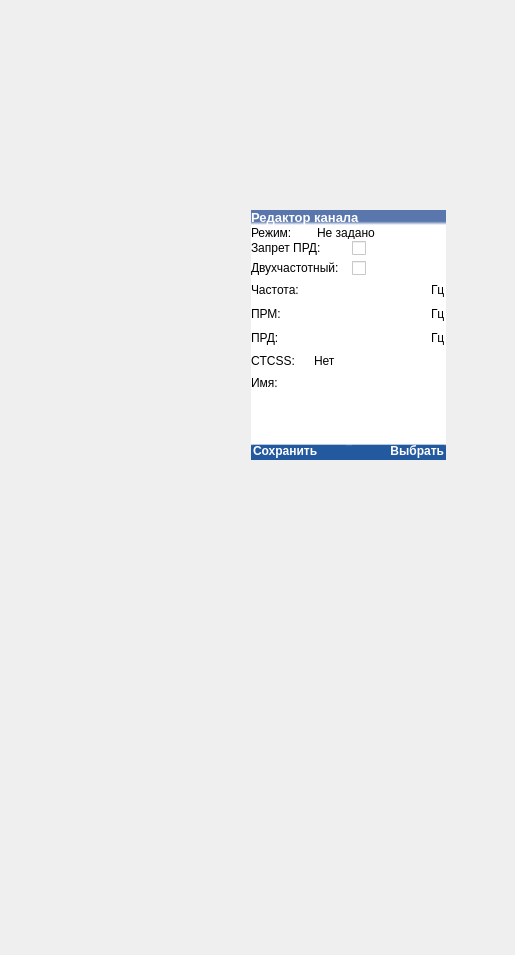
Before: the Qt Designer form mainwindow.ui in COOLIRON2311/azart-p, drawn with Qt 5.
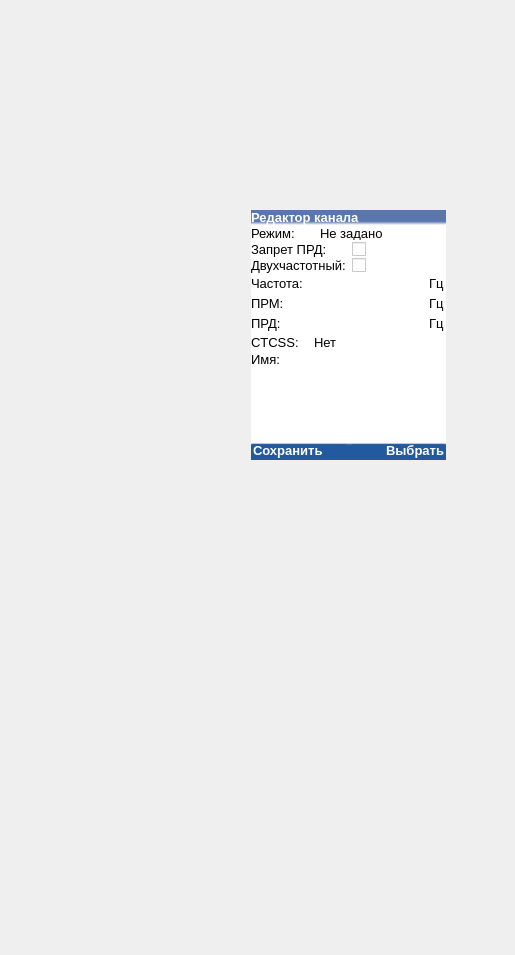
After: the same form once the commit is applied. The open tabs and pages were chosen to show the change. Icons and pictures are not drawn.

Commit message: changed 12sz to 10sz font

Patch:
```diff
--- a/mainwindow.ui
+++ b/mainwindow.ui
@@ -1065,6 +1065,11 @@
                 </property>
                 <item row="0" column="0">
                  <widget class="QLabel" name="label_7">
+                  <property name="font">
+                   <font>
+                    <pointsize>10</pointsize>
+                   </font>
+                  </property>
                   <property name="text">
                    <string>Режим:</string>
                   </property>
@@ -1072,6 +1077,11 @@
                 </item>
                 <item row="0" column="1">
                  <widget class="QComboBox" name="channel_editor_state">
+                  <property name="font">
+                   <font>
+                    <pointsize>10</pointsize>
+                   </font>
+                  </property>
                   <property name="currentText">
                    <string>Не задано</string>
                   </property>
@@ -1166,6 +1176,9 @@
                  </sizepolicy>
                 </property>
                 <layout class="QVBoxLayout" name="verticalLayout_20">
+                 <property name="spacing">
+                  <number>1</number>
+                 </property>
                  <property name="leftMargin">
                   <number>0</number>
                  </property>
@@ -1191,6 +1204,11 @@
                        <verstretch>0</verstretch>
                       </sizepolicy>
                      </property>
+                     <property name="font">
+                      <font>
+                       <pointsize>10</pointsize>
+                      </font>
+                     </property>
                      <property name="text">
                       <string>Запрет ПРД:</string>
                      </property>
@@ -1224,6 +1242,11 @@
                        <verstretch>0</verstretch>
                       </sizepolicy>
                      </property>
+                     <property name="font">
+                      <font>
+                       <pointsize>10</pointsize>
+                      </font>
+                     </property>
                      <property name="text">
                       <string>Двухчастотный:</string>
                      </property>
@@ -1267,6 +1290,11 @@
                         <verstretch>0</verstretch>
                        </sizepolicy>
                       </property>
+                      <property name="font">
+                       <font>
+                        <pointsize>10</pointsize>
+                       </font>
+                      </property>
                       <property name="text">
                        <string>Частота:</string>
                       </property>
@@ -1300,7 +1328,13 @@
                         <number>1</number>
                        </property>
                        <item>
-                        <widget class="QLineEdit" name="channel_freq"/>
+                        <widget class="QLineEdit" name="channel_freq">
+                         <property name="font">
+                          <font>
+                           <pointsize>10</pointsize>
+                          </font>
+                         </property>
+                        </widget>
                        </item>
                        <item>
                         <widget class="QLabel" name="label_32">
@@ -1310,6 +1344,11 @@
                            <verstretch>0</verstretch>
                           </sizepolicy>
                          </property>
+                         <property name="font">
+                          <font>
+                           <pointsize>10</pointsize>
+                          </font>
+                         </property>
                          <property name="text">
                           <string>Гц</string>
                          </property>
@@ -1347,6 +1386,11 @@
                         <verstretch>0</verstretch>
                        </sizepolicy>
                       </property>
+                      <property name="font">
+                       <font>
+                        <pointsize>10</pointsize>
+                       </font>
+                      </property>
                       <property name="text">
                        <string>ПРМ:</string>
                       </property>
@@ -1381,6 +1425,11 @@
                        </property>
                        <item>
                         <widget class="QLineEdit" name="channel_prm_freq">
+                         <property name="font">
+                          <font>
+                           <pointsize>10</pointsize>
+                          </font>
+                         </property>
                          <property name="frame">
                           <bool>false</bool>
                          </property>
@@ -1394,6 +1443,11 @@
                            <verstretch>0</verstretch>
                           </sizepolicy>
                          </property>
+                         <property name="font">
+                          <font>
+                           <pointsize>10</pointsize>
+                          </font>
+                         </property>
                          <property name="text">
                           <string>Гц</string>
                          </property>
@@ -1431,6 +1485,11 @@
                         <verstretch>0</verstretch>
                        </sizepolicy>
                       </property>
+                      <property name="font">
+                       <font>
+                        <pointsize>10</pointsize>
+                       </font>
+                      </property>
                       <property name="text">
                        <string>ПРД:</string>
                       </property>
@@ -1461,7 +1520,13 @@
                         <number>1</number>
                        </property>
                        <item>
-                        <widget class="QLineEdit" name="channel_prd_freq"/>
+                        <widget class="QLineEdit" name="channel_prd_freq">
+                         <property name="font">
+                          <font>
+                           <pointsize>10</pointsize>
+                          </font>
+                         </property>
+                        </widget>
                        </item>
                        <item>
                         <widget class="QLabel" name="label_39">
@@ -1471,6 +1536,11 @@
                            <verstretch>0</verstretch>
                           </sizepolicy>
                          </property>
+                         <property name="font">
+                          <font>
+                           <pointsize>10</pointsize>
+                          </font>
+                         </property>
                          <property name="text">
                           <string>Гц</string>
                          </property>
@@ -1495,6 +1565,11 @@
                        <verstretch>0</verstretch>
                       </sizepolicy>
                      </property>
+                     <property name="font">
+                      <font>
+                       <pointsize>10</pointsize>
+                      </font>
+                     </property>
                      <property name="text">
                       <string>CTCSS:</string>
                      </property>
@@ -1514,6 +1589,11 @@
                        <height>16777215</height>
                       </size>
                      </property>
+                     <property name="font">
+                      <font>
+                       <pointsize>10</pointsize>
+                      </font>
+                     </property>
                      <property name="sizeAdjustPolicy">
                       <enum>QComboBox::AdjustToContentsOnFirstShow</enum>
                      </property>
@@ -1555,6 +1635,11 @@
                        <verstretch>0</verstretch>
                       </sizepolicy>
                      </property>
+                     <property name="font">
+                      <font>
+                       <pointsize>10</pointsize>
+                      </font>
+                     </property>
                      <property name="text">
                       <string>Имя:</string>
                      </property>
@@ -1629,6 +1714,7 @@
               <widget class="QPushButton" name="channel_editor_left">
                <property name="font">
                 <font>
+                 <pointsize>10</pointsize>
                  <weight>75</weight>
                  <bold>true</bold>
                 </font>
@@ -1646,6 +1732,7 @@
               <widget class="QPushButton" name="channel_editor_right">
                <property name="font">
                 <font>
+                 <pointsize>10</pointsize>
                  <weight>75</weight>
                  <bold>true</bold>
                 </font>
```
Left out of the diff: 130 changed lines with no effect on the pictures.
